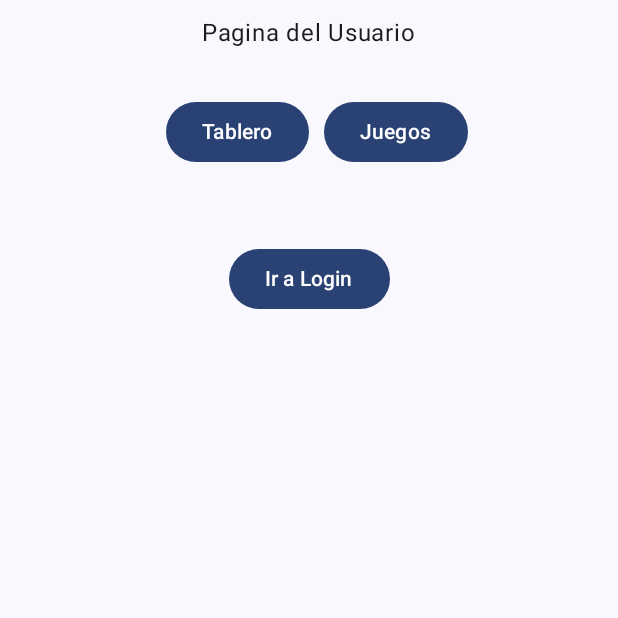
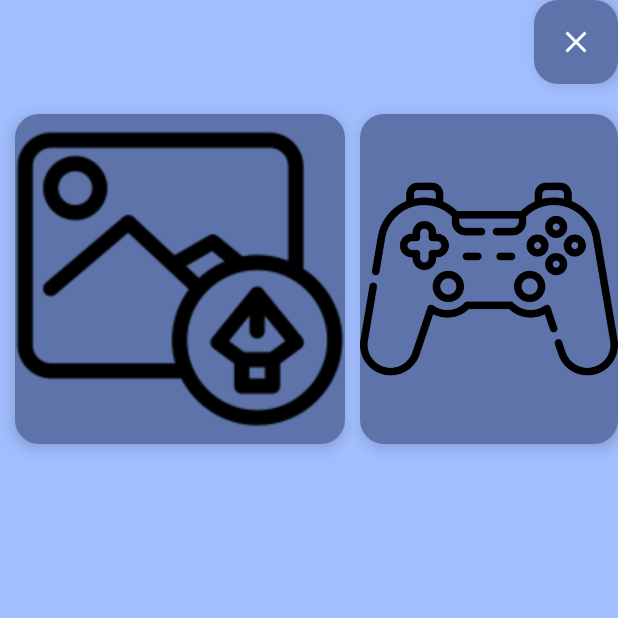
Before and after one commit to Rockking01/NuevoAmanecer, an Android app built with Jetpack Compose: the userPage screen opened through its navigation route, on a phone screen of 412 x 824 dp, the top half of it. Run offline under Robolectric (Android 15) with nearby library versions, the phone set to English and light mode, and no system bars.

Commit message:
Pagina del usuario actualizada con NavController

```diff
--- a/app/build.gradle.kts
+++ b/app/build.gradle.kts
@@ -60,6 +60,7 @@ dependencies {
     implementation("androidx.compose.ui:ui-tooling-preview")
     implementation("androidx.compose.material3:material3")
     implementation("androidx.constraintlayout:constraintlayout:2.1.4")
+    implementation("androidx.navigation:navigation-runtime-ktx:2.7.5")
     testImplementation("junit:junit:4.13.2")
     androidTestImplementation("androidx.test.ext:junit:1.1.5")
     androidTestImplementation("androidx.test.espresso:espresso-core:3.5.1")
--- a/app/src/main/java/com/example/nuevoamanecer/Pantallas/userPage.kt
+++ b/app/src/main/java/com/example/nuevoamanecer/Pantallas/userPage.kt
@@ -1,56 +1,80 @@
 package com.example.nuevoamanecer.Pantallas
 
+import androidx.compose.foundation.Image
+import androidx.compose.foundation.background
+import androidx.compose.foundation.layout.Box
 import androidx.compose.foundation.layout.Column
 import androidx.compose.foundation.layout.Row
 import androidx.compose.foundation.layout.padding
+import androidx.compose.foundation.layout.size
+import androidx.compose.material.icons.Icons
+import androidx.compose.material.icons.filled.Close
 import androidx.compose.material3.Button
+import androidx.compose.material3.FloatingActionButton
+import androidx.compose.material3.Icon
 import androidx.compose.material3.Text
 import androidx.compose.runtime.Composable
 import androidx.compose.ui.Alignment
 import androidx.compose.ui.Modifier
+import androidx.compose.ui.graphics.Color
+import androidx.compose.ui.res.painterResource
 import androidx.compose.ui.unit.dp
 import androidx.navigation.NavHostController
+import com.example.nuevoamanecer.R
 
 @Composable
 fun userPage(navController: NavHostController){
+
+    Box(
+        modifier = Modifier.background(Color(0xFFa1beff))
+
+    ){
+
+    }
+
     Column {
-        Text(
+
+        FloatingActionButton(
+            onClick = {
+                navController.navigate("Login")
+            },
             modifier = Modifier
-                .align(Alignment.CenterHorizontally)
-                .padding(vertical = 10.dp),
-            text = "Pagina del Usuario"
-        )
+                .align(Alignment.End)
+        ) {
+            Icon(Icons.Filled.Close, "Cerrar Sesion")
+        }
+
         Row(
             modifier = Modifier
                 .padding(vertical = 10.dp)
                 .align(Alignment.CenterHorizontally)
         ) {
-            Button(
+            FloatingActionButton(
                 onClick = {
                     navController.navigate("Tablero")
                 },
                 modifier = Modifier.padding(vertical = 10.dp, horizontal = 10.dp)
             ) {
-                Text(text = "Tablero")
+                Image(
+                    painter = painterResource(id = R.drawable.tableroimage),
+                    contentDescription = "Tablero",
+                    modifier = Modifier.size(220.dp)
+                )
             }
-            Button(
+            FloatingActionButton(
                 onClick = {
                     navController.navigate("Juegos")
                 },
                 modifier = Modifier.padding(vertical = 10.dp)
             ) {
-                Text(text = "Juegos")
+                Image(
+                    painter = painterResource(id = R.drawable.juegosimage),
+                    contentDescription = "Juegos",
+                    modifier = Modifier.size(220.dp)
+                )
             }
         }
-        Button(
-            onClick = {
-                navController.navigate("Login")
-            },
-            modifier = Modifier
-                .align(Alignment.CenterHorizontally)
-                .padding(vertical = 30.dp)
-        ) {
-            Text(text = "Ir a Login")
-        }
+
+
     }
 }
```
Also changed, not shown: 1 other file.
